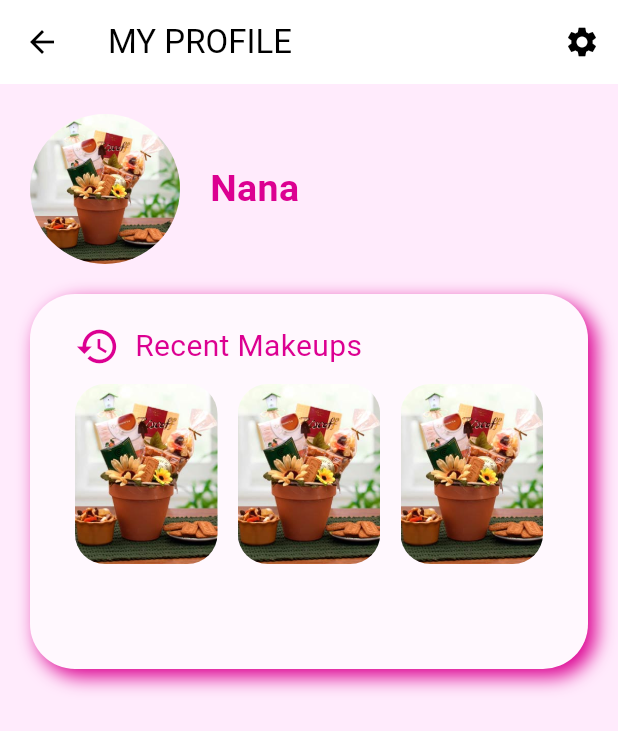
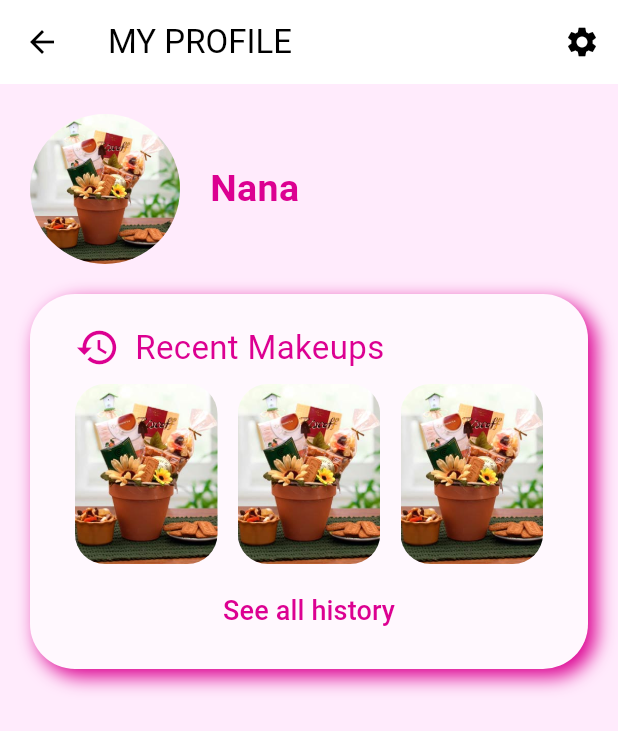
Before and after one commit to jhans-programming/ss_makeeasy, a Flutter app: the ProfilePage screen opened directly, on a phone screen of 412 x 824 dp. Shown: the top 731 px of the screen. Run offline on Flutter 3.47's test engine with Material 3 defaults, Android fonts, the light colour scheme and no system bars; Roboto replaces fonts that are missing (Montserrat); project files that could hold a hidden picture were left out.

Commit message:
ProfilePage (2)

```diff
--- a/lib/pages/ProfilePage.dart
+++ b/lib/pages/ProfilePage.dart
@@ -82,7 +82,7 @@ class ProfilePage extends StatelessWidget {
                       Text(
                         'Recent Makeups',
                         style: TextStyle(
-                          fontSize: 20,
+                          fontSize: 22,
                           color: appColors['primaryDark1'] ?? Colors.black,
                           //fontWeight: FontWeight.bold,
                         ),
@@ -104,19 +104,31 @@ class ProfilePage extends StatelessWidget {
                     ],
                   ),
                 ),
+                // 4. The Element (Button)
+                Positioned(
+                  bottom: 15,
+                  left: 0,
+                  right: 0,
+                  child: Center(
+                    child: TextButton(
+                      onPressed: () {
+                        _showSnackBar(context, 'TextButton pressed!');
+                      },
+                      child:
+                      Text('See all history',
+                        style: TextStyle(
+                          color: appColors['primaryDark1'] ?? Colors.black,
+                          fontSize: 18,
+                        ),
+                      ),
+                    ),
+                  ),
+                ),
               ],
             )
           ],
         ),
       ),
-      // floatingActionButton: FloatingActionButton(
-      //   onPressed: () {
-      //     _showSnackBar(context, 'Floating Action Button pressed!');
-      //   },
-      //   tooltip: 'Add',
-      //   child: const Icon(Icons.add),
-      // ),
-      // floatingActionButtonLocation: FloatingActionButtonLocation.centerFloat,
     );
   }
 
```
